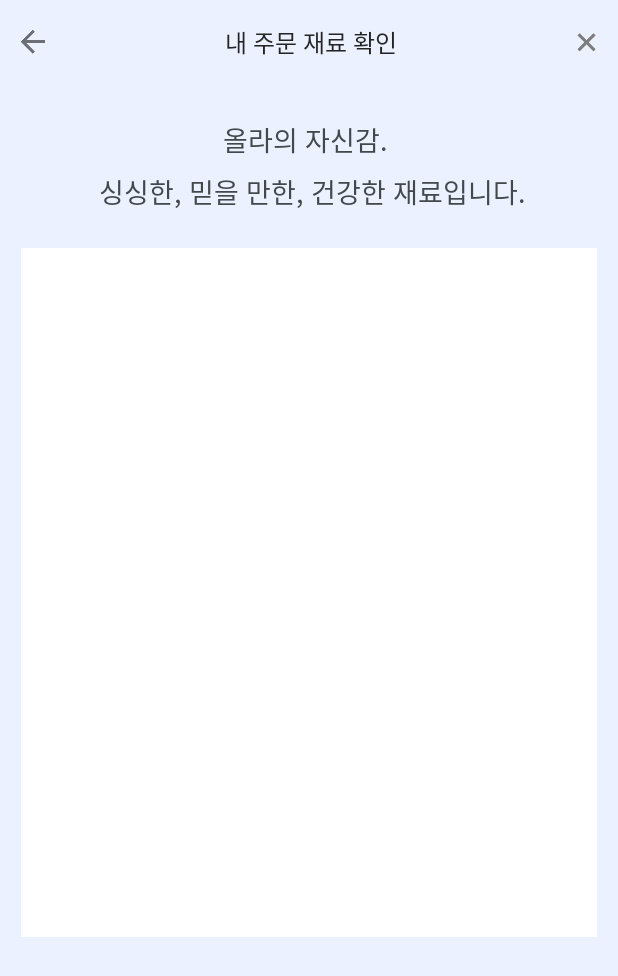
After one commit to OrlaProject/Orla_Android, an Android app: the OrderMaterialActivity screen opened directly, with no data from a screen before it, on a phone screen of 412 x 824 dp. The commit adds this screen. Shown: the top 976 px of the screen. Run offline under Robolectric (Android 15) with nearby library versions, the phone set to English and light mode, and no system bars.

Commit message:
<OrderMaterialActivity> 레이아웃

```diff
--- a/app/build.gradle
+++ b/app/build.gradle
@@ -38,6 +38,10 @@ dependencies {
     implementation 'com.google.android.material:material:1.0.0'
 
     implementation 'androidx.recyclerview:recyclerview:1.0.0'
+
+    implementation 'de.hdodenhof:circleimageview:2.2.0'
+
+    implementation 'org.jetbrains.anko:anko:0.10.5'
 }
 repositories {
     mavenCentral()
--- /dev/null
+++ b/app/src/main/java/com/genius/orla/UI/order/OrderMaterialActivity.kt
@@ -0,0 +1,13 @@
+package com.genius.orla.UI.order
+
+import androidx.appcompat.app.AppCompatActivity
+import android.os.Bundle
+import com.genius.orla.R
+
+class OrderMaterialActivity : AppCompatActivity() {
+
+    override fun onCreate(savedInstanceState: Bundle?) {
+        super.onCreate(savedInstanceState)
+        setContentView(R.layout.activity_order_material)
+    }
+}
--- /dev/null
+++ b/app/src/main/res/layout/activity_order_material.xml
@@ -0,0 +1,34 @@
+<?xml version="1.0" encoding="utf-8"?>
+<RelativeLayout
+    xmlns:android="http://schemas.android.com/apk/res/android"
+    android:layout_width="match_parent"
+    android:layout_height="match_parent"
+    android:background="@color/pale_grey">
+    <include
+        android:id="@+id/toolbar_order_material"
+        layout="@layout/toolbar_order_material"
+        android:layout_width="match_parent"
+        android:layout_height="wrap_content"
+        android:layout_alignParentTop="true" />
+    <TextView
+        android:id="@+id/txt_order_material_ment"
+        android:layout_below="@id/toolbar_order_material"
+        android:layout_marginTop="24dp"
+        android:layout_width="match_parent"
+        android:textSize="18sp"
+        android:lineSpacingExtra="8sp"
+        style="@style/mediumCharcoalGrayStyle14sp"
+        android:gravity="center_horizontal"
+        android:text="올라의 자신감. \n 싱싱한, 믿을 만한, 건강한 재료입니다."
+        />
+    <ImageView
+        android:id="@+id/img_order_material_receipt"
+        android:layout_below="@+id/txt_order_material_ment"
+        android:layout_marginHorizontal="14dp"
+        android:layout_marginTop="24dp"
+        android:layout_width="match_parent"
+        android:layout_height="459dp"
+        android:background="@color/white" />
+
+
+</RelativeLayout>
--- /dev/null
+++ b/app/src/main/res/layout/toolbar_order_material.xml
@@ -0,0 +1,33 @@
+<?xml version="1.0" encoding="utf-8"?>
+<LinearLayout xmlns:android="http://schemas.android.com/apk/res/android"
+    android:orientation="horizontal"
+    android:layout_width="match_parent"
+    android:background="@color/pale_grey"
+    android:layout_height="56dp">
+
+    <ImageView
+        android:id="@+id/img_order_material_toolbar_back"
+        android:layout_width="wrap_content"
+        android:layout_height="wrap_content"
+        android:src="@drawable/back_icon"
+        android:layout_gravity="center_vertical"
+        android:layout_marginLeft="14dp" />
+    <TextView
+        android:layout_weight="1"
+        android:layout_width="match_parent"
+        android:layout_height="56dp"
+        android:text="내 주문 재료 확인"
+        style="@style/regularCharcoalGrayStyle14sp"
+        android:textSize="16sp"
+        android:gravity="center"
+        android:textColor="@color/black" />
+
+    <ImageView
+        android:id="@+id/img_order_material_toolbar_close"
+        android:layout_width="wrap_content"
+        android:layout_height="wrap_content"
+        android:layout_marginRight="14dp"
+        android:layout_gravity="center_vertical"
+        android:src="@drawable/close_icon" />
+
+</LinearLayout>
--- a/app/src/main/res/values/styles.xml
+++ b/app/src/main/res/values/styles.xml
@@ -15,6 +15,16 @@
         <item name="android:layout_height">wrap_content</item>
         <item name="android:textColor">@color/charcoal_grey</item>
         <item name="android:fontFamily" tools:targetApi="jelly_bean">@font/noto_sans_cjkkr_regular</item>
+        <item name="android:textSize">14sp</item>
+        <item name="android:layout_gravity">center</item>
+    </style>
+
+
+    <style name="mediumCharcoalGrayStyle14sp">
+        <item name="android:layout_width">wrap_content</item>
+        <item name="android:layout_height">wrap_content</item>
+        <item name="android:textColor">@color/charcoal_grey</item>
+        <item name="android:fontFamily" tools:targetApi="jelly_bean">@font/noto_sans_cjkkr_medium</item>
         <item name="android:textSize">14sp</item>
         <item name="android:layout_gravity">center</item>
     </style>
```
Also changed, not shown: app/src/main/AndroidManifest.xml (+9 -8 lines), app/src/main/java/com/genius/orla/UI/order/CheckOrderActivity.kt (+11 -0 lines), app/src/main/res/layout/activity_check_order.xml (+22 -11 lines).
